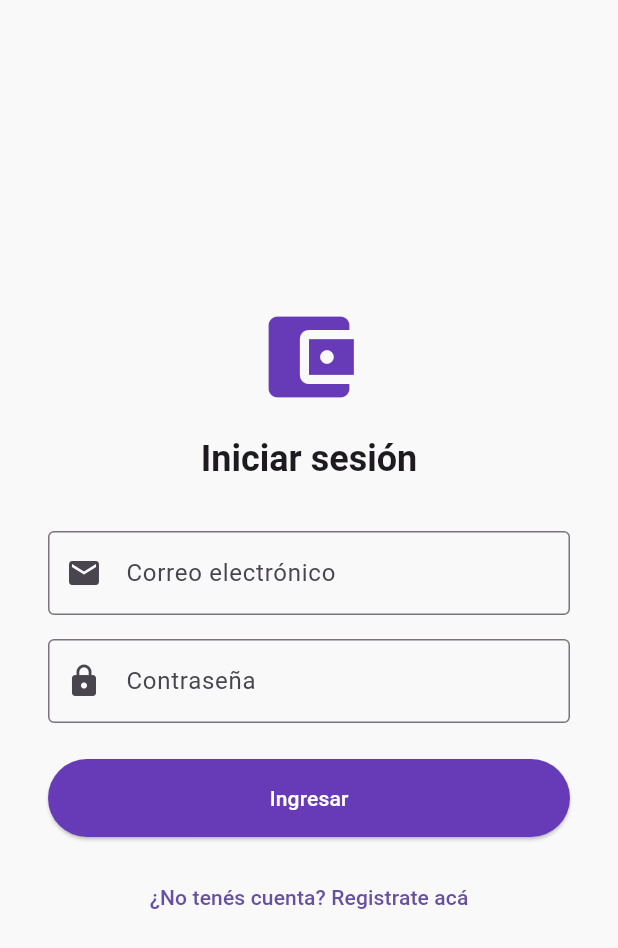
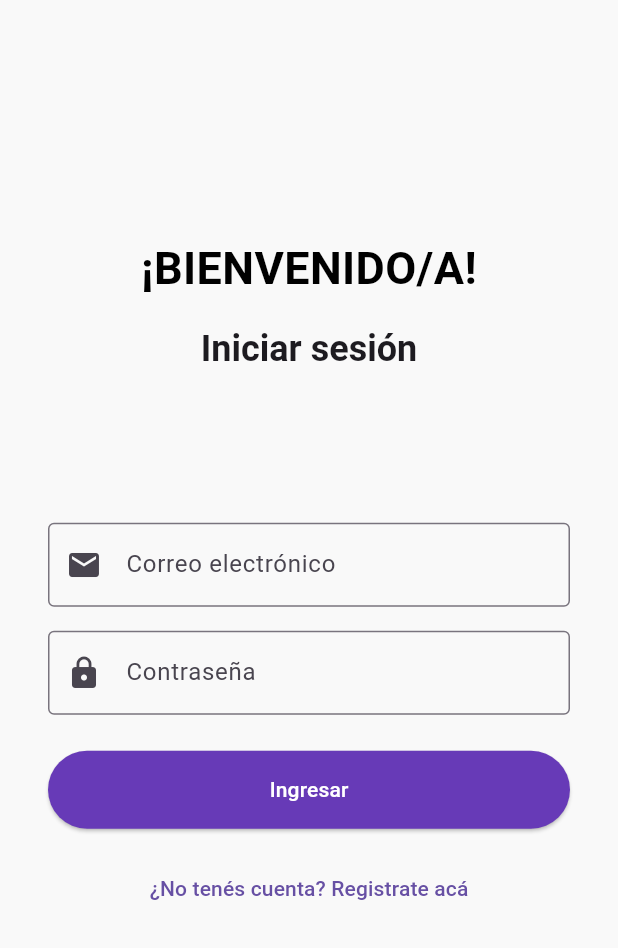
Before and after one commit to OnaLabay/AppControlGastos, a Flutter app: the LoginPage screen opened directly, on a phone screen of 412 x 824 dp. Shown: the top 948 px of the screen. Run offline on Flutter 3.47's test engine with Material 3 defaults, Android fonts, the phone set to English and light mode, and no system bars; our stand-ins replace firebase_auth, firebase_core; accounts and stored records are empty.

Commit message:
Agrego pagina de login

```diff
--- a/lib/pages/login_page.dart
+++ b/lib/pages/login_page.dart
@@ -1,30 +1,68 @@
 import 'package:flutter/material.dart';
+import 'package:firebase_auth/firebase_auth.dart'; // Importamos Firebase Auth
+import 'register_page.dart';
+import 'estadisticas_page.dart';
 
-class LoginPage extends StatelessWidget {
+// StatefulWidget porque vamos a manejar estado (errores, inputs, etc.)
+class LoginPage extends StatefulWidget {
   const LoginPage({super.key});
 
   @override
+  State<LoginPage> createState() => _LoginPageState();
+}
+
+class _LoginPageState extends State<LoginPage> {
+  // Controladores para obtener lo que el usuario escribe
+  final _emailController = TextEditingController();
+  final _passwordController = TextEditingController();
+
+  // Variable para mostrar errores en la pantalla
+  String _error = '';
+
+  // Función que intenta iniciar sesión usando Firebase
+  Future<void> _login() async {
+    try {
+      // Firebase intenta iniciar sesión con los datos ingresados
+      await FirebaseAuth.instance.signInWithEmailAndPassword(
+        email: _emailController.text.trim(), // Elimina espacios al inicio/final
+        password: _passwordController.text.trim(),
+      );
+
+      // Si se loguea correctamente, va a la pantalla de inicio (ajustá '/home' si usás otra)
+      Navigator.pushReplacementNamed(
+        context,
+        '/inicio_page',
+      ); //ACA VA LA PANTALA DE LA VALE
+    } on FirebaseAuthException catch (e) {
+      // Si falla el login, mostramos el error devuelto por Firebase
+      setState(() {
+        _error = e.message ?? 'Error desconocido';
+      });
+    }
+  }
+
+  @override
   Widget build(BuildContext context) {
-    // Tamaño de pantalla para adaptabilidad
-    //final size = MediaQuery.of(context).size;
-
     return Scaffold(
-      backgroundColor: const Color(0xFFF9F9F9), // fondo claro
+      backgroundColor: const Color(0xFFF9F9F9), // Fondo claro
       body: Center(
         child: SingleChildScrollView(
           padding: const EdgeInsets.symmetric(horizontal: 32),
           child: Column(
             crossAxisAlignment: CrossAxisAlignment.stretch,
             children: [
-              // Logo o ícono decorativo
-              const Icon(
-                Icons.account_balance_wallet,
-                size: 72,
-                color: Colors.deepPurple,
+              const Text(
+                '¡BIENVENIDO/A!',
+                textAlign: TextAlign.center,
+                style: TextStyle(
+                  fontSize: 30,
+                  fontWeight: FontWeight.bold,
+                  color: Colors.black,
+                ),
               ),
               const SizedBox(height: 16),
 
-              // Título
+              // Título de la pantalla
               Text(
                 'Iniciar sesión',
                 textAlign: TextAlign.center,
@@ -32,11 +70,12 @@ class LoginPage extends StatelessWidget {
                   fontWeight: FontWeight.bold,
                 ),
               ),
-              const SizedBox(height: 32),
+              const SizedBox(height: 100),
 
-              // Input de correo
-              const TextField(
-                decoration: InputDecoration(
+              // Campo de texto para email
+              TextField(
+                controller: _emailController,
+                decoration: const InputDecoration(
                   labelText: 'Correo electrónico',
                   border: OutlineInputBorder(),
                   prefixIcon: Icon(Icons.email),
@@ -44,10 +83,11 @@ class LoginPage extends StatelessWidget {
               ),
               const SizedBox(height: 16),
 
-              // Input de contraseña
-              const TextField(
+              // Campo de texto para contraseña (oculto)
+              TextField(
+                controller: _passwordController,
                 obscureText: true,
-                decoration: InputDecoration(
+                decoration: const InputDecoration(
                   labelText: 'Contraseña',
                   border: OutlineInputBorder(),
                   prefixIcon: Icon(Icons.lock),
@@ -55,11 +95,9 @@ class LoginPage extends StatelessWidget {
               ),
               const SizedBox(height: 24),
 
-              // Botón de ingreso
+              // Botón de ingresar
               ElevatedButton(
-                onPressed: () {
-                  // lógica se agrega después
-                },
+                onPressed: _login, // Ejecuta la función de login
                 style: ElevatedButton.styleFrom(
                   backgroundColor: Colors.deepPurple,
                   padding: const EdgeInsets.symmetric(vertical: 16),
@@ -70,18 +108,22 @@ class LoginPage extends StatelessWidget {
                 ),
               ),
 
+              // Si hay error, lo mostramos en texto rojo
+              if (_error.isNotEmpty) ...[
+                const SizedBox(height: 16),
+                Text(_error, style: const TextStyle(color: Colors.red)),
+              ],
+
               const SizedBox(height: 16),
 
-              // Link a registrarse
+              // Botón para ir a la pantalla de registro
               TextButton(
                 onPressed: () {
-                  Navigator.pushNamed(
-                    context,
-                    '/register',
-                  ); // ruta que ya definimos
+                  Navigator.pushNamed(context, '/register_page');
                 },
                 child: const Text("¿No tenés cuenta? Registrate acá"),
               ),
+              const SizedBox(height: 50),
             ],
           ),
         ),
```
